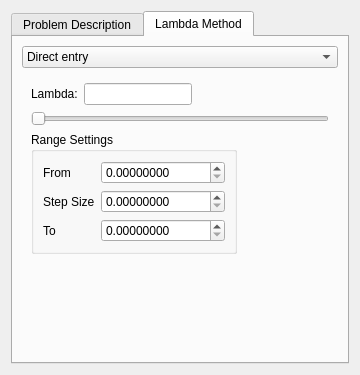
SCIInstitute/SCIRun, file src/Interface/Modules/Inverse/SolveInverseProblemWithTikhonov.ui: the form before one commit.
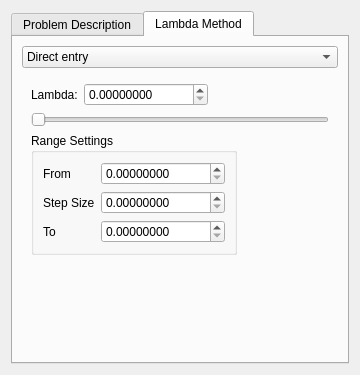
The form after the commit. The open tabs and pages were chosen to show the change.

Commit message: Slider connections

What changed in the file:
```diff
--- a/src/Interface/Modules/Inverse/SolveInverseProblemWithTikhonov.ui
+++ b/src/Interface/Modules/Inverse/SolveInverseProblemWithTikhonov.ui
@@ -179,9 +179,18 @@
               </widget>
              </item>
              <item>
-              <widget class="QLineEdit" name="lambdaSliderLineEdit_">
+              <widget class="QDoubleSpinBox" name="lambdaSliderDoubleSpinBox_">
                <property name="readOnly">
-                <bool>true</bool>
+                <bool>false</bool>
+               </property>
+               <property name="decimals">
+                <number>8</number>
+               </property>
+               <property name="maximum">
+                <double>999999999.000000000000000</double>
+               </property>
+               <property name="singleStep">
+                <double>0.000100000000000</double>
                </property>
               </widget>
              </item>
```
Left out of the diff: 4 changed lines with no effect on the pictures. The commit also changes 2 other files.
